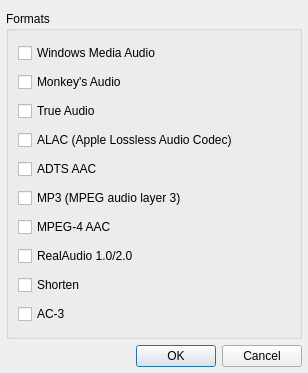
Above: src/plugins/Input/ffmpeg/settingsdialog.ui from ksv1986/qmmp-staging before the change. Below: the same form after it.
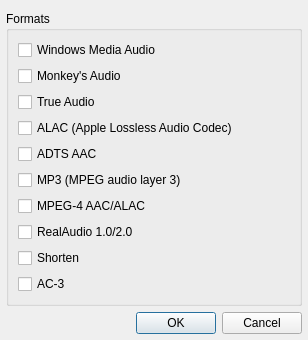
That is the form after the change.

Commit message: fixed alac support (Closes issue 472)

```diff
--- a/src/plugins/Input/ffmpeg/settingsdialog.ui
+++ b/src/plugins/Input/ffmpeg/settingsdialog.ui
@@ -7,7 +7,7 @@
     <x>0</x>
     <y>0</y>
     <width>308</width>
-    <height>373</height>
+    <height>297</height>
    </rect>
   </property>
   <property name="windowTitle">
@@ -100,7 +100,7 @@
       <item>
        <widget class="QCheckBox" name="mp4CheckBox">
         <property name="text">
-         <string>MPEG-4 AAC</string>
+         <string>MPEG-4 AAC/ALAC</string>
         </property>
        </widget>
       </item>
```
The commit also changes 3 other files.
